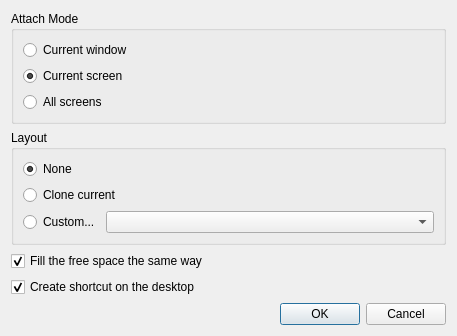
Before: the Qt Designer form client/src/ui/dialogs/attach_to_videowall_dialog.ui in networkoptix/nx_open, drawn with Qt 5.
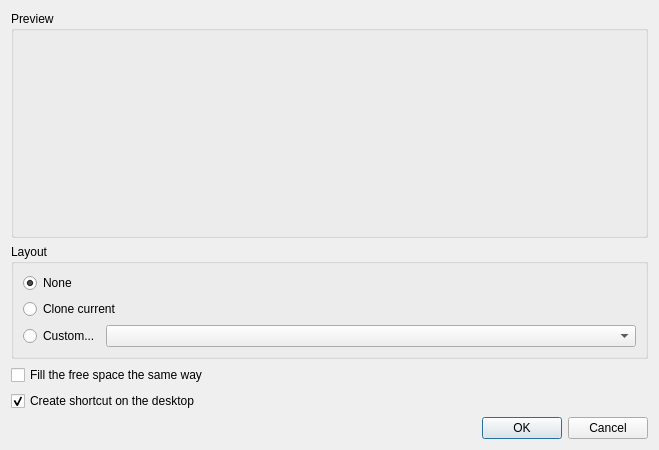
After: the same form once the commit is applied. Custom widgets are drawn as their Qt base class.

Commit message:
Feature #3434: Improve the dialog "Attach to video wall..."
<==== Mercurial data ====>
Branch: feature_3434_improve_attach_videowall_dialog

Patch:
```diff
--- a/client/src/ui/dialogs/attach_to_videowall_dialog.ui
+++ b/client/src/ui/dialogs/attach_to_videowall_dialog.ui
@@ -6,43 +6,22 @@
    <rect>
     <x>0</x>
     <y>0</y>
-    <width>457</width>
-    <height>302</height>
+    <width>659</width>
+    <height>450</height>
    </rect>
   </property>
   <property name="windowTitle">
    <string>Attach to Video Wall...</string>
   </property>
-  <layout class="QVBoxLayout" name="verticalLayout_2">
+  <layout class="QVBoxLayout" name="verticalLayout_2" stretch="1,0,0,0,0">
    <item>
     <widget class="QGroupBox" name="attachModeGroupBox">
      <property name="title">
-      <string>Attach Mode</string>
+      <string>Preview</string>
      </property>
      <layout class="QVBoxLayout" name="verticalLayout">
       <item>
-       <widget class="QRadioButton" name="amWindowRadioButton">
-        <property name="text">
-         <string>Current window</string>
-        </property>
-       </widget>
-      </item>
-      <item>
-       <widget class="QRadioButton" name="amScreenRadioButton">
-        <property name="text">
-         <string>Current screen</string>
-        </property>
-        <property name="checked">
-         <bool>true</bool>
-        </property>
-       </widget>
-      </item>
-      <item>
-       <widget class="QRadioButton" name="amAllRadioButton">
-        <property name="text">
-         <string>All screens</string>
-        </property>
-       </widget>
+       <widget class="QnVideowallPreviewWidget" name="previewWidget" native="true"/>
       </item>
      </layout>
     </widget>
@@ -94,27 +73,11 @@
      </layout>
     </widget>
    </item>
-   <item>
-    <spacer name="verticalSpacer">
-     <property name="orientation">
-      <enum>Qt::Vertical</enum>
-     </property>
-     <property name="sizeHint" stdset="0">
-      <size>
-       <width>20</width>
-       <height>40</height>
-      </size>
-     </property>
-    </spacer>
-   </item>
    <item>
     <widget class="QCheckBox" name="autoFillCheckBox">
      <property name="text">
       <string>Fill the free space the same way</string>
      </property>
-     <property name="checked">
-      <bool>true</bool>
-     </property>
     </widget>
    </item>
    <item>
@@ -139,6 +102,14 @@
    </item>
   </layout>
  </widget>
+ <customwidgets>
+  <customwidget>
+   <class>QnVideowallPreviewWidget</class>
+   <extends>QWidget</extends>
+   <header location="global">ui/widgets/videowall_preview_widget.h</header>
+   <container>1</container>
+  </customwidget>
+ </customwidgets>
  <resources/>
  <connections>
   <connection>
```
Left out of the diff: 4 changed lines with no effect on the pictures. The commit also changes 4 other files.
